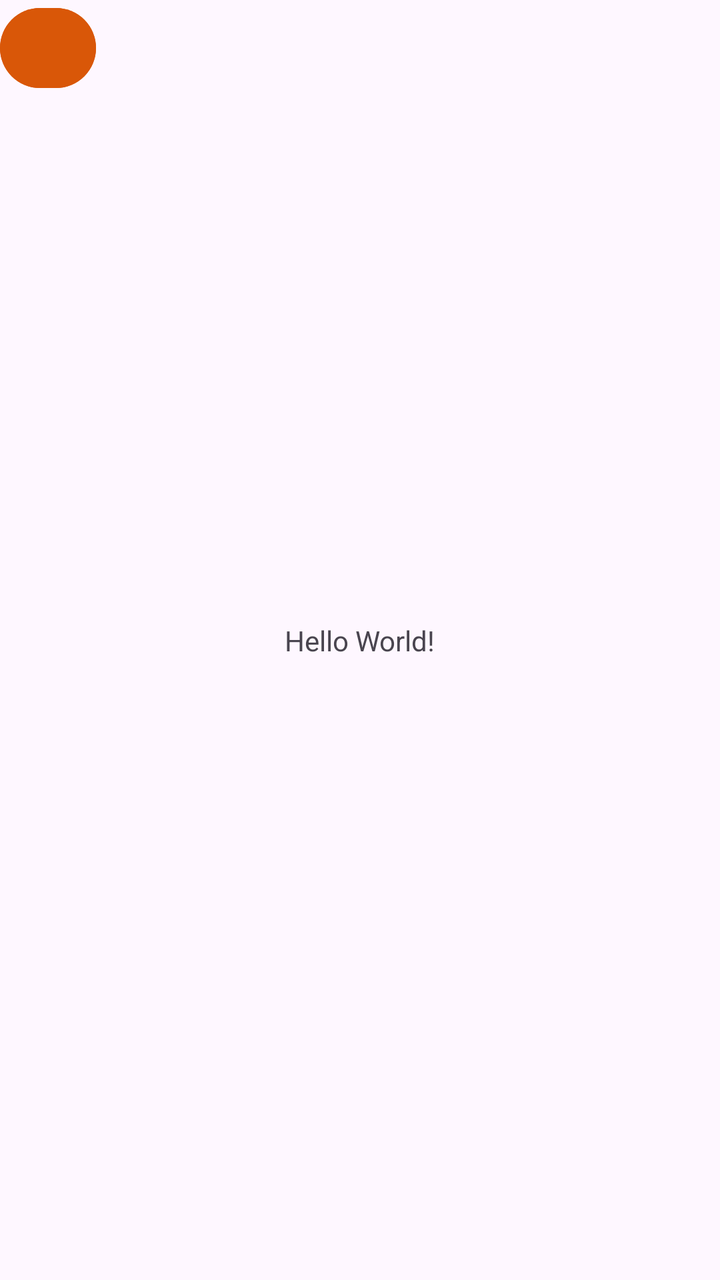
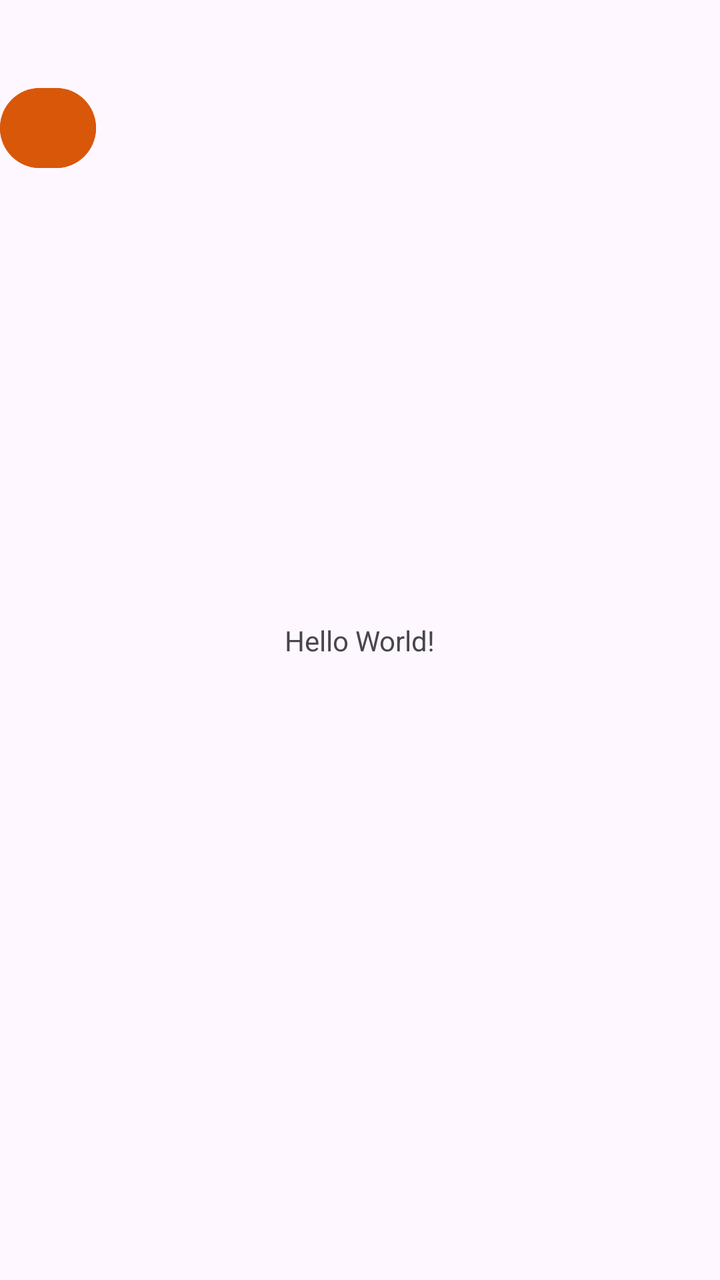

Before-and-after screenshots of an Android layout around one commit, followed by the original layout XML and the change that was made.
<!-- AndroidManifest.xml: application theme Theme.Aceroswecorp -->
<!-- res/layout/activity_main.xml -->
<?xml version="1.0" encoding="utf-8"?>
<androidx.constraintlayout.widget.ConstraintLayout xmlns:android="http://schemas.android.com/apk/res/android"
    xmlns:app="http://schemas.android.com/apk/res-auto"
    xmlns:tools="http://schemas.android.com/tools"
    android:id="@+id/screen_root"
    android:layout_width="match_parent"
    android:layout_height="match_parent"
    tools:context=".MainActivity">

    <Button
        android:id="@+id/screen_back"
        android:layout_width="48dp"
        android:layout_height="48dp"
        android:backgroundTint="#D95708"
        android:contentDescription="@string/back"
        android:text="@string/back_arrow"
        android:textColor="#FFFFFF"
        android:textSize="24sp"
        app:layout_constraintStart_toStartOf="parent"
        app:layout_constraintTop_toTopOf="parent" />

    <TextView
        android:layout_width="wrap_content"
        android:layout_height="wrap_content"
        android:text="Hello World!"
        app:layout_constraintBottom_toBottomOf="parent"
        app:layout_constraintEnd_toEndOf="parent"
        app:layout_constraintStart_toStartOf="parent"
        app:layout_constraintTop_toTopOf="parent" />

</androidx.constraintlayout.widget.ConstraintLayout>
<!-- resources referenced by this layout -->
<resources>
  <string name="back">Volver</string>
  <string name="back_arrow">‹</string>
  <style name="Theme.Aceroswecorp" parent="Base.Theme.Aceroswecorp" />
  <style name="Base.Theme.Aceroswecorp" parent="Theme.Material3.DayNight.NoActionBar">
          
          
      </style>
</resources>

<!-- the commit's change to res/layout/activity_main.xml (unified diff, before → after) -->
@@ -13,6 +13,7 @@
         android:layout_height="48dp"
         android:backgroundTint="#D95708"
         android:contentDescription="@string/back"
+        android:layout_marginTop="40dp"
         android:text="@string/back_arrow"
         android:textColor="#FFFFFF"
         android:textSize="24sp"
